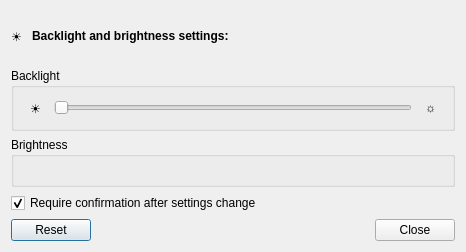
Old version of the form lxqt-config-brightness/brightnesssettings.ui in the repository lxqt/lxqt-config.
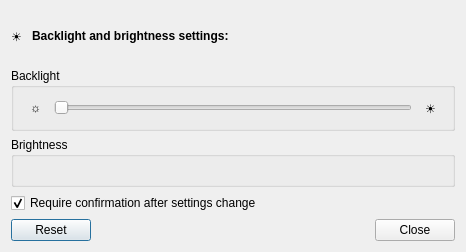
New version of the form. Icons and pictures are not drawn.

Diff of the .ui file:
```diff
--- a/lxqt-config-brightness/brightnesssettings.ui
+++ b/lxqt-config-brightness/brightnesssettings.ui
@@ -54,7 +54,7 @@
       <item>
        <widget class="QToolButton" name="backlightDownButton">
         <property name="text">
-         <string>☀</string>
+         <string>☼</string>
         </property>
         <property name="autoRaise">
          <bool>true</bool>
@@ -71,7 +71,7 @@
       <item>
        <widget class="QToolButton" name="backlightUpButton">
         <property name="text">
-         <string>☼</string>
+         <string>☀</string>
         </property>
         <property name="autoRaise">
          <bool>true</bool>
```
